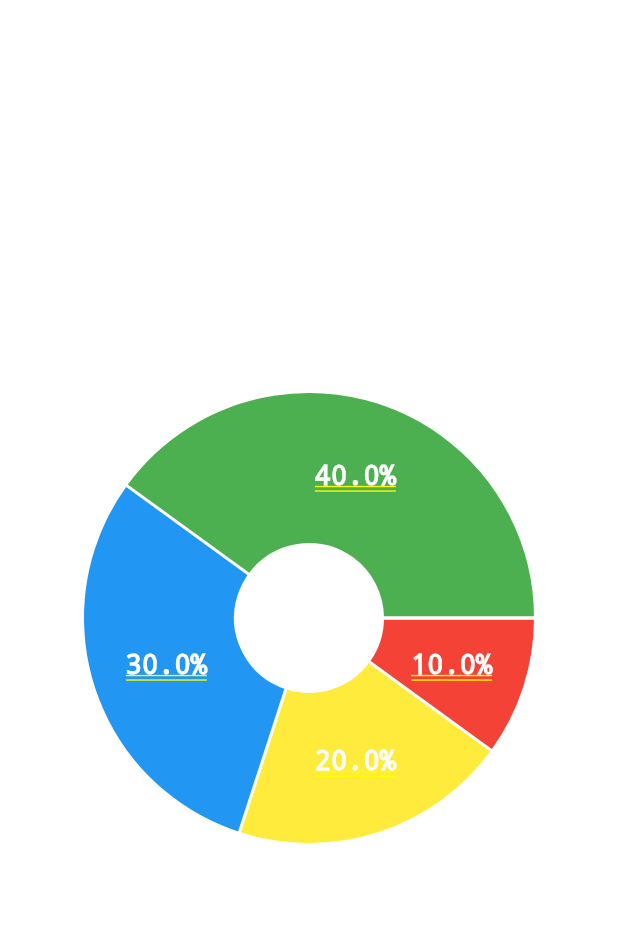
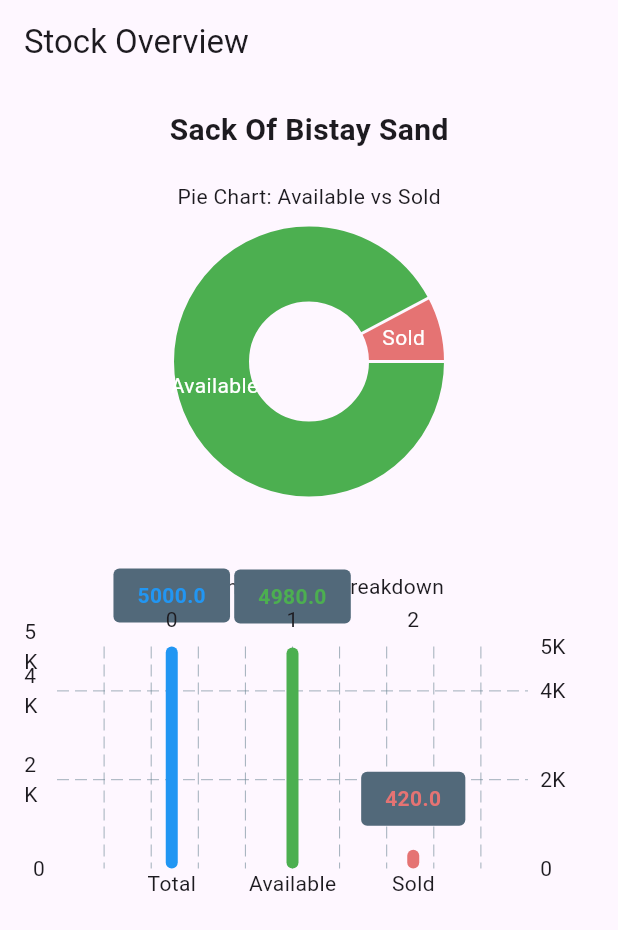
Before and after one commit to rising-dancho/tectags_charts, a Flutter app: the screen it shows after launch, on a phone screen of 412 x 824 dp. Shown: the top 930 px of the screen. Run offline on Flutter 3.47's test engine with Material 3 defaults, Android fonts, the light colour scheme and no system bars; drawn by our look-alikes of fl_chart.

Commit message:
feat: added charts for the stock

```diff
--- a/lib/chart.dart
+++ b/lib/chart.dart
@@ -1,52 +1,119 @@
 import 'package:fl_chart/fl_chart.dart';
 import 'package:flutter/material.dart';
 
-class Chart extends StatefulWidget {
-  const Chart({super.key});
+class StockDashboard extends StatelessWidget {
+  final int availableStock = 4980;
+  final int sold = 420;
+  final int totalStock = 5000;
+  final int unitPrice = 96;
 
   @override
-  State<Chart> createState() => _ChartState();
-}
-
-class _ChartState extends State<Chart> {
-  @override
   Widget build(BuildContext context) {
-    return Center(
-      child: PieChart(
-        PieChartData(
-          sections: pieChartSection(),
-          // sectionsSpace: 0,
-          centerSpaceRadius: 50,
+    return Scaffold(
+      appBar: AppBar(title: Text('Stock Overview')),
+      body: Padding(
+        padding: const EdgeInsets.all(16.0),
+        child: Column(
+          children: [
+            Text(
+              'Sack Of Bistay Sand',
+              style: TextStyle(fontSize: 20, fontWeight: FontWeight.bold),
+            ),
+            SizedBox(height: 20),
+            Text('Pie Chart: Available vs Sold'),
+            SizedBox(
+              height: 200,
+              child: PieChart(
+                PieChartData(
+                  sectionsSpace: 2,
+                  centerSpaceRadius: 40,
+                  sections: [
+                    PieChartSectionData(
+                      color: Colors.green[500],
+                      value: availableStock.toDouble(),
+                      title: 'Available',
+                      radius: 50,
+                      titleStyle: TextStyle(color: Colors.white),
+                    ),
+                    PieChartSectionData(
+                      color: Colors.red[300],
+                      value: sold.toDouble(),
+                      title: 'Sold',
+                      radius: 50,
+                      titleStyle: TextStyle(color: Colors.white),
+                    ),
+                  ],
+                ),
+              ),
+            ),
+            SizedBox(height: 40),
+            Text('Bar Chart: Stock Breakdown'),
+            SizedBox(
+              height: 200,
+              child: BarChart(
+                BarChartData(
+                  barGroups: [
+                    BarChartGroupData(
+                      x: 0,
+                      barRods: [
+                        BarChartRodData(
+                          toY: totalStock.toDouble(),
+                          color: Colors.blue[500],
+                        ),
+                      ],
+                      showingTooltipIndicators: [0],
+                    ),
+                    BarChartGroupData(
+                      x: 1,
+                      barRods: [
+                        BarChartRodData(
+                          toY: availableStock.toDouble(),
+                          color: Colors.green[500],
+                        ),
+                      ],
+                      showingTooltipIndicators: [0],
+                    ),
+                    BarChartGroupData(
+                      x: 2,
+                      barRods: [
+                        BarChartRodData(
+                          toY: sold.toDouble(),
+                          color: Colors.red[300],
+                        ),
+                      ],
+                      showingTooltipIndicators: [0],
+                    ),
+                  ],
+                  titlesData: FlTitlesData(
+                    bottomTitles: AxisTitles(
+                      sideTitles: SideTitles(
+                        showTitles: true,
+                        getTitlesWidget: (value, _) {
+                          switch (value.toInt()) {
+                            case 0:
+                              return Text('Total');
+                            case 1:
+                              return Text('Available');
+                            case 2:
+                              return Text('Sold');
+                            default:
+                              return Text('');
+                          }
+                        },
+                      ),
+                    ),
+                    leftTitles: AxisTitles(
+                      sideTitles: SideTitles(showTitles: true),
+                    ),
+                  ),
+                  borderData: FlBorderData(show: false),
+                  gridData: FlGridData(show: true),
+                ),
+              ),
+            ),
+          ],
         ),
       ),
     );
   }
-
-  List<PieChartSectionData> pieChartSection() {
-    List<Color> sectionColors = [
-      Colors.red,
-      Colors.yellow,
-      Colors.blue,
-      Colors.green,
-    ];
-
-    return List.generate(4, (index) {
-      final radius = 100.0;
-      final fontSize = 18.0;
-
-      double value = (index + 1) * 10;
-
-      return PieChartSectionData(
-        color: sectionColors[index],
-        value: value,
-        title: '$value%',
-        radius: radius,
-        titleStyle: TextStyle(
-          fontSize: fontSize,
-          fontWeight: FontWeight.bold,
-          color: Color(0xFFFFFFFF),
-        ),
-      );
-    });
-  }
 }
--- a/lib/main.dart
+++ b/lib/main.dart
@@ -16,7 +16,7 @@ class MyApp extends StatelessWidget {
       theme: ThemeData(
         colorScheme: ColorScheme.fromSeed(seedColor: Colors.deepPurple),
       ),
-      home: const Chart(),
+      home: StockDashboard(),
     );
   }
 }
```
